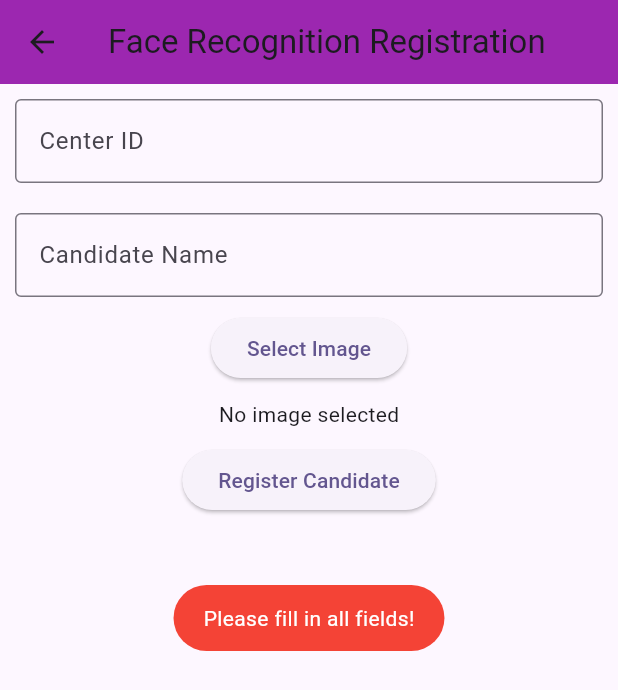
After one commit to Siddhesh-crypt/Attendance_App, a Flutter app: the FaceRecognitionPage screen opened directly, after a tap on "Register Candidate", on a phone screen of 412 x 824 dp. The commit adds this screen. Shown: the top 690 px of the screen. Run offline on Flutter 3.47's test engine with Material 3 defaults, Android fonts, the phone set to English and light mode, and no system bars; our stand-ins replace fluttertoast, image_picker, shared_preferences; missing offline and left inert: mysql1; accounts and stored records are empty.

Commit message:
Register Candiate Complete with Backend

```diff
--- a/lib/LoginPage.dart
+++ b/lib/LoginPage.dart
@@ -1,8 +1,9 @@
 import 'package:attadance_app/HomePage.dart';
+import 'package:attadance_app/RegistrationPage.dart';
 import 'package:flutter/material.dart';
 import 'package:fluttertoast/fluttertoast.dart';
 import 'package:mysql1/mysql1.dart';
-
+import 'package:shared_preferences/shared_preferences.dart';
 class Loginpage extends StatefulWidget {
   const Loginpage({super.key});
 
@@ -14,6 +15,8 @@ class _LoginpageState extends State<Loginpage> {
   bool _rememberMe = false;
   final _usernameController = TextEditingController();
   final _passwordController = TextEditingController();
+
+  final _prefs = SharedPreferences.getInstance();
 
   Future<void> _login() async {
     final username = _usernameController.text;
@@ -81,10 +84,17 @@ class _LoginpageState extends State<Loginpage> {
             'profileUrl': profileUrl,
           };
 
+          // If remember me is checked, store the credentials
+          if (_rememberMe) {
+            final prefs = await _prefs;
+            prefs.setString('username', username);
+            prefs.setString('password', password);
+          }
+
           // Redirect to homepage
           Navigator.push(
             context,
-            MaterialPageRoute(builder: (context) => Homepage(sessionData)),
+            MaterialPageRoute(builder: (context) => FaceRecognitionPage()),
           );
         } else {
           Fluttertoast.showToast(
--- /dev/null
+++ b/lib/RegistrationPage.dart
@@ -0,0 +1,158 @@
+import 'package:flutter/material.dart';
+import 'package:fluttertoast/fluttertoast.dart';
+import 'package:mysql1/mysql1.dart';
+import 'package:image_picker/image_picker.dart';
+import 'dart:io';
+
+class FaceRecognitionPage extends StatefulWidget {
+  @override
+  _FaceRecognitionPageState createState() => _FaceRecognitionPageState();
+}
+
+class _FaceRecognitionPageState extends State<FaceRecognitionPage> {
+  final _centerController = TextEditingController();
+  final _candidateController = TextEditingController();
+  final _imagePicker = ImagePicker();
+
+  File? _image;
+
+  Future<void> _registerCandidate() async {
+    final center = _centerController.text;
+    final candidate = _candidateController.text;
+
+    if (center.isEmpty || candidate.isEmpty) {
+      Fluttertoast.showToast(
+        msg: 'Please fill in all fields!',
+        backgroundColor: Colors.red,
+        textColor: Colors.white,
+        toastLength: Toast.LENGTH_SHORT,
+        gravity: ToastGravity.CENTER,
+      );
+      return;
+    }
+
+    if (_image == null) {
+      Fluttertoast.showToast(
+        msg: 'Please select an image!',
+        backgroundColor: Colors.red,
+        textColor: Colors.white,
+        toastLength: Toast.LENGTH_SHORT,
+        gravity: ToastGravity.CENTER,
+      );
+      return;
+    }
+
+    try {
+      final conn = await MySqlConnection.connect(ConnectionSettings(
+        host: 'srv1022.hstgr.io',
+        port: 3306,
+        db: 'u777017855_DBS_PORT',
+        user: 'u777017855_DBS_PORT',
+        password: 'aU1#mCd#bL',
+      ));
+
+      final results = await conn.query(
+        'INSERT INTO candidates (center_id, candidate_name, image) VALUES (?,?,?)',
+        [center, candidate, _image!.readAsBytesSync()],
+      );
+
+      if (results.affectedRows! > 0) {
+        Fluttertoast.showToast(
+          msg: 'Candidate registered successfully! ✅',
+          backgroundColor: Colors.green,
+          textColor: Colors.white,
+          toastLength: Toast.LENGTH_SHORT,
+          gravity: ToastGravity.CENTER,
+        );
+      } else {
+        Fluttertoast.showToast(
+          msg: 'Error registering candidate! ❌',
+          backgroundColor: Colors.red,
+          textColor: Colors.white,
+          toastLength: Toast.LENGTH_SHORT,
+          gravity: ToastGravity.CENTER,
+        );
+      }
+
+      await conn.close();
+    } catch (e) {
+      print('Error: $e');
+      Fluttertoast.showToast(
+        msg: 'Error connecting to database! ❌',
+        backgroundColor: Colors.red,
+        textColor: Colors.white,
+        toastLength: Toast.LENGTH_SHORT,
+        gravity: ToastGravity.CENTER,
+      );
+    }
+  }
+
+  Future<void> _selectImage() async {
+    final pickedFile = await _imagePicker.pickImage(source: ImageSource.camera);
+    setState(() {
+      if (pickedFile!= null) {
+        _image = File(pickedFile.path);
+      } else {
+        _image = null;
+      }
+    });
+  }
+
+  @override
+  Widget build(BuildContext context) {
+    return Scaffold(
+      appBar: AppBar(
+        title: Text('Face Recognition Registration'),
+        backgroundColor: Colors.purple,
+      ),
+      body: SingleChildScrollView(
+        physics: AlwaysScrollableScrollPhysics(),
+        scrollDirection: Axis.vertical,
+        child: Column(
+          mainAxisSize: MainAxisSize.max,
+          mainAxisAlignment: MainAxisAlignment.start,
+          children: [
+            Padding(
+              padding: const EdgeInsets.all(10),
+              child: TextField(
+                controller: _centerController,
+                decoration: InputDecoration(
+                  labelText: 'Center ID',
+                  border: OutlineInputBorder(),
+                ),
+              ),
+            ),
+
+            Padding(
+              padding: const EdgeInsets.all(10),
+              child: TextField(
+                controller: _candidateController,
+                decoration: InputDecoration(
+                  labelText: 'Candidate Name',
+                  border: OutlineInputBorder(),
+                ),
+              ),
+            ),
+            ElevatedButton(
+              onPressed: _selectImage,
+              child: Text('Select Image'),
+            ),
+            SizedBox(height: 10),
+            _image!= null
+                ? Image.file(
+              _image!,
+              height: 100,
+              width: 100,
+            )
+                : Text('No image selected'),
+            SizedBox(height: 10),
+            ElevatedButton(
+              onPressed: _registerCandidate,
+              child: Text('Register Candidate'),
+            ),
+          ],
+        ),
+      ),
+    );
+  }
+}
--- a/pubspec.yaml
+++ b/pubspec.yaml
@@ -37,6 +37,11 @@ dependencies:
   cupertino_icons: ^1.0.6
   fluttertoast: ^8.2.6
   mysql1: ^0.20.0
+  face_detection: ^0.0.6
+  geolocator: ^12.0.0
+  image_picker: ^1.1.2
+  google_ml_kit: ^0.18.0
+  shared_preferences: ^2.2.3
 
 dev_dependencies:
   flutter_test:
```
Also changed, not shown: pubspec.lock, 5 other files.
